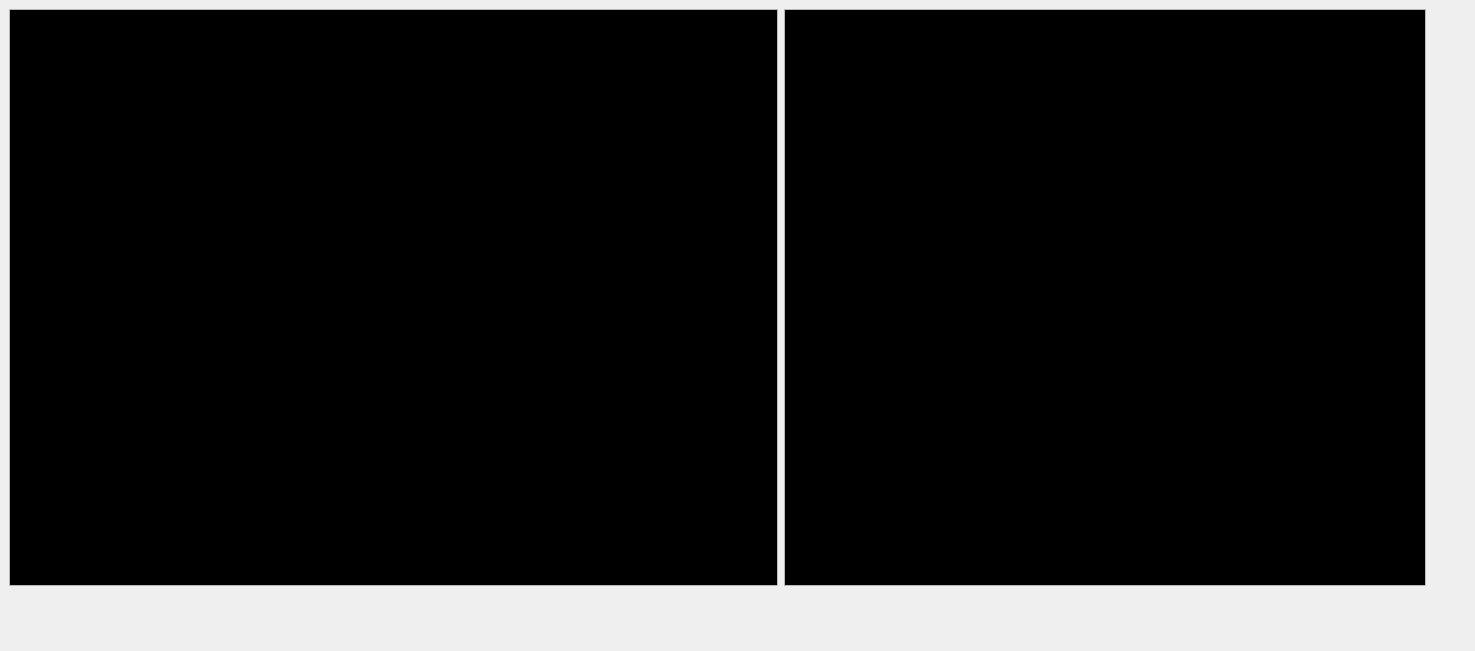
Above: texter/texter/texter3.ui from derlucas/4.48_psychosis before the change. Below: the same form after it.
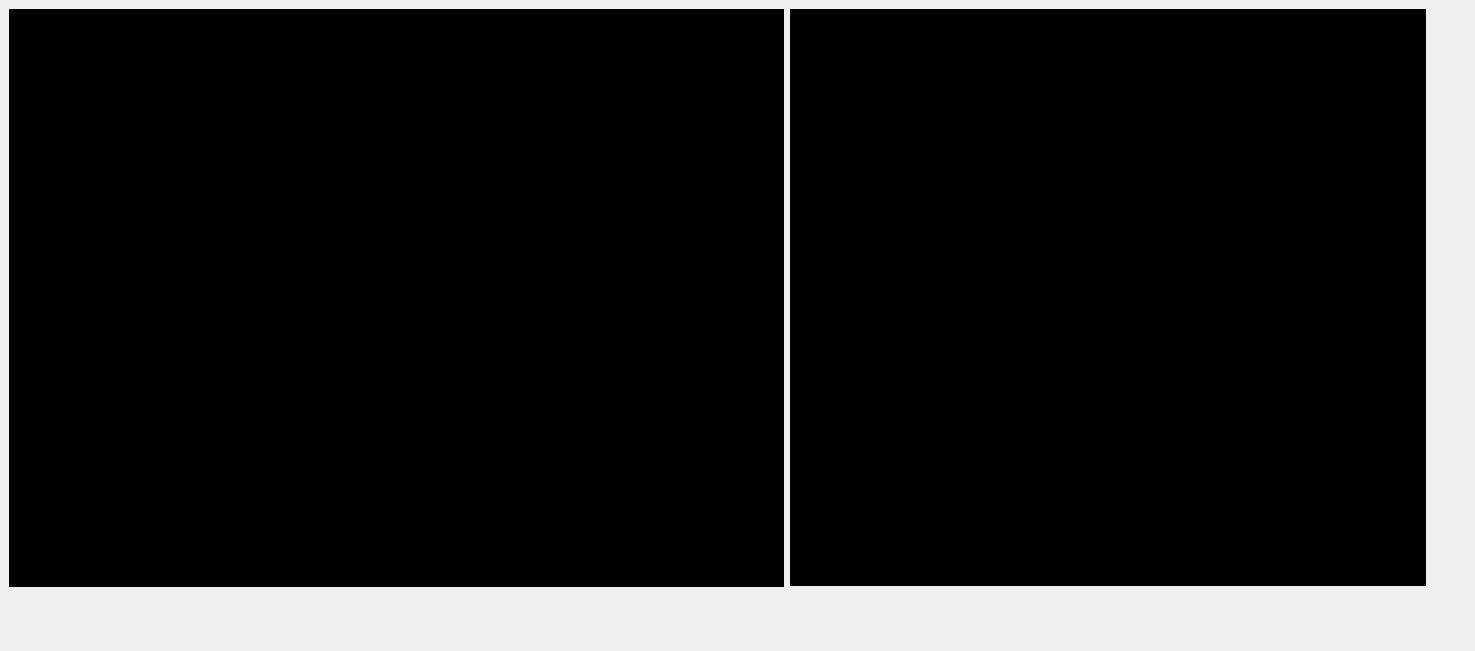
That is the form after the change. Icons and pictures are not drawn. Custom widgets are drawn as their Qt base class.

Diff of the .ui file:
```diff
--- a/texter/texter/texter3.ui
+++ b/texter/texter/texter3.ui
@@ -89,19 +89,37 @@
        <widget class="KRichTextWidget" name="live_text">
         <property name="minimumSize">
          <size>
-          <width>769</width>
-          <height>577</height>
+          <width>775</width>
+          <height>578</height>
          </size>
         </property>
         <property name="maximumSize">
          <size>
-          <width>769</width>
-          <height>577</height>
+          <width>775</width>
+          <height>578</height>
          </size>
         </property>
         <property name="palette">
          <palette>
           <active>
+           <colorrole role="Base">
+            <brush brushstyle="SolidPattern">
+             <color alpha="255">
+              <red>0</red>
+              <green>0</green>
+              <blue>0</blue>
+             </color>
+            </brush>
+           </colorrole>
+           <colorrole role="Window">
+            <brush brushstyle="SolidPattern">
+             <color alpha="255">
+              <red>0</red>
+              <green>0</green>
+              <blue>0</blue>
+             </color>
+            </brush>
+           </colorrole>
            <colorrole role="Highlight">
             <brush brushstyle="SolidPattern">
              <color alpha="255">
@@ -122,6 +140,24 @@
            </colorrole>
           </active>
           <inactive>
+           <colorrole role="Base">
+            <brush brushstyle="SolidPattern">
+             <color alpha="255">
+              <red>0</red>
+              <green>0</green>
+              <blue>0</blue>
+             </color>
+            </brush>
+           </colorrole>
+           <colorrole role="Window">
+            <brush brushstyle="SolidPattern">
+             <color alpha="255">
+              <red>0</red>
+              <green>0</green>
+              <blue>0</blue>
+             </color>
+            </brush>
+           </colorrole>
            <colorrole role="Highlight">
             <brush brushstyle="SolidPattern">
              <color alpha="255">
@@ -142,6 +178,24 @@
            </colorrole>
           </inactive>
           <disabled>
+           <colorrole role="Base">
+            <brush brushstyle="SolidPattern">
+             <color alpha="255">
+              <red>0</red>
+              <green>0</green>
+              <blue>0</blue>
+             </color>
+            </brush>
+           </colorrole>
+           <colorrole role="Window">
+            <brush brushstyle="SolidPattern">
+             <color alpha="255">
+              <red>0</red>
+              <green>0</green>
+              <blue>0</blue>
+             </color>
+            </brush>
+           </colorrole>
            <colorrole role="Highlight">
             <brush brushstyle="SolidPattern">
              <color alpha="255">
@@ -167,7 +221,13 @@
          <cursorShape>BlankCursor</cursorShape>
         </property>
         <property name="autoFillBackground">
-         <bool>false</bool>
+         <bool>true</bool>
+        </property>
+        <property name="verticalScrollBarPolicy">
+         <enum>Qt::ScrollBarAlwaysOff</enum>
+        </property>
+        <property name="horizontalScrollBarPolicy">
+         <enum>Qt::ScrollBarAlwaysOff</enum>
         </property>
         <property name="acceptRichText">
          <bool>true</bool>
@@ -200,6 +260,70 @@
           <height>577</height>
          </size>
         </property>
+        <property name="palette">
+         <palette>
+          <active>
+           <colorrole role="Base">
+            <brush brushstyle="SolidPattern">
+             <color alpha="255">
+              <red>0</red>
+              <green>0</green>
+              <blue>0</blue>
+             </color>
+            </brush>
+           </colorrole>
+           <colorrole role="Window">
+            <brush brushstyle="SolidPattern">
+             <color alpha="255">
+              <red>0</red>
+              <green>0</green>
+              <blue>0</blue>
+             </color>
+            </brush>
+           </colorrole>
+          </active>
+          <inactive>
+           <colorrole role="Base">
+            <brush brushstyle="SolidPattern">
+             <color alpha="255">
+              <red>0</red>
+              <green>0</green>
+              <blue>0</blue>
+             </color>
+            </brush>
+           </colorrole>
+           <colorrole role="Window">
+            <brush brushstyle="SolidPattern">
+             <color alpha="255">
+              <red>0</red>
+              <green>0</green>
+              <blue>0</blue>
+             </color>
+            </brush>
+           </colorrole>
+          </inactive>
+          <disabled>
+           <colorrole role="Base">
+            <brush brushstyle="SolidPattern">
+             <color alpha="255">
+              <red>0</red>
+              <green>0</green>
+              <blue>0</blue>
+             </color>
+            </brush>
+           </colorrole>
+           <colorrole role="Window">
+            <brush brushstyle="SolidPattern">
+             <color alpha="255">
+              <red>0</red>
+              <green>0</green>
+              <blue>0</blue>
+             </color>
+            </brush>
+           </colorrole>
+          </disabled>
+         </palette>
+        </property>
         <property name="contextMenuPolicy">
          <enum>Qt::ActionsContextMenu</enum>
         </property>
@@ -207,7 +331,7 @@
          <string>preview text</string>
         </property>
         <property name="autoFillBackground">
-         <bool>false</bool>
+         <bool>true</bool>
         </property>
         <property name="frameShape">
          <enum>QFrame::StyledPanel</enum>
```
